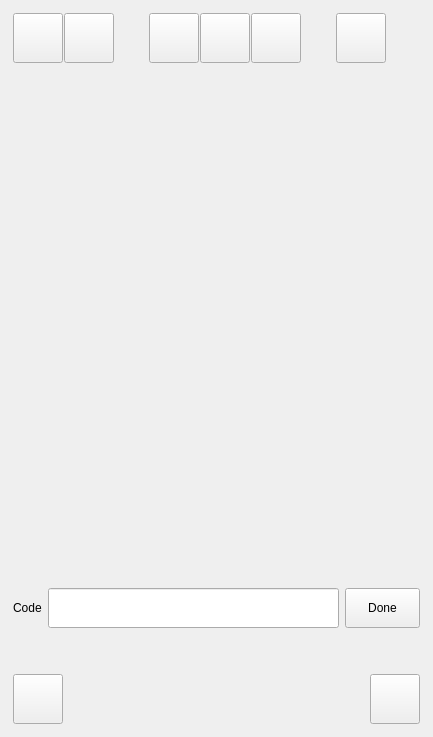
Before: the Qt Designer form digital_sketch_mapping_tool_dockwidget_base.ui in Esk-Spatial/QGIS_forest_health_sketch_tool, drawn with Qt 5.
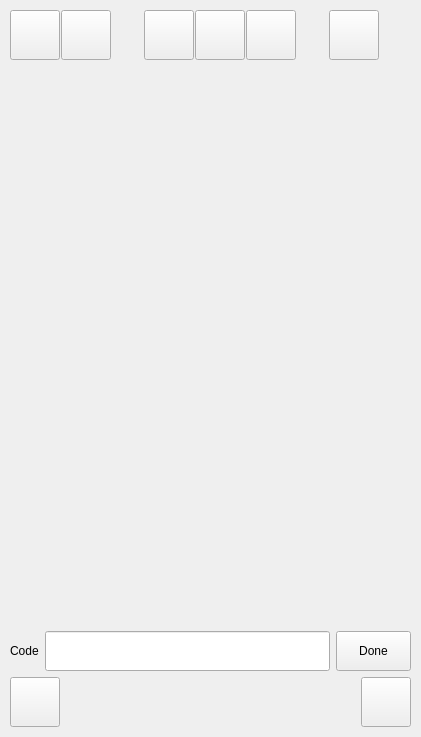
After: the same form once the commit is applied. Icons and pictures are not drawn.

Commit message: 515 changing the default button size. 516 changing the dock widget layout.

The edit to the form file:
```diff
--- a/digital_sketch_mapping_tool_dockwidget_base.ui
+++ b/digital_sketch_mapping_tool_dockwidget_base.ui
@@ -6,7 +6,7 @@
    <rect>
     <x>0</x>
     <y>0</y>
-    <width>433</width>
+    <width>421</width>
     <height>737</height>
    </rect>
   </property>
@@ -25,19 +25,19 @@
       </property>
       <layout class="QVBoxLayout" name="verticalLayout">
        <property name="spacing">
-        <number>2</number>
+        <number>1</number>
        </property>
        <property name="leftMargin">
-        <number>2</number>
+        <number>0</number>
        </property>
        <property name="topMargin">
-        <number>2</number>
+        <number>0</number>
        </property>
        <property name="rightMargin">
-        <number>2</number>
+        <number>0</number>
        </property>
        <property name="bottomMargin">
-        <number>2</number>
+        <number>0</number>
        </property>
        <item>
         <widget class="QFrame" name="frame_2">
@@ -52,16 +52,16 @@
            <number>1</number>
           </property>
           <property name="leftMargin">
-           <number>2</number>
+           <number>1</number>
           </property>
           <property name="topMargin">
-           <number>2</number>
+           <number>1</number>
           </property>
           <property name="rightMargin">
-           <number>2</number>
+           <number>1</number>
           </property>
           <property name="bottomMargin">
-           <number>2</number>
+           <number>1</number>
           </property>
           <item>
            <widget class="QPushButton" name="zoomInPushButton">
@@ -328,8 +328,8 @@
            <rect>
             <x>0</x>
             <y>0</y>
-            <width>411</width>
-            <height>493</height>
+            <width>397</width>
+            <height>536</height>
            </rect>
           </property>
           <property name="minimumSize">
@@ -370,16 +370,16 @@
          </property>
          <layout class="QHBoxLayout" name="horizontalLayout_4">
           <property name="leftMargin">
-           <number>2</number>
+           <number>1</number>
           </property>
           <property name="topMargin">
-           <number>2</number>
+           <number>1</number>
           </property>
           <property name="rightMargin">
-           <number>2</number>
+           <number>1</number>
           </property>
           <property name="bottomMargin">
-           <number>2</number>
+           <number>1</number>
           </property>
           <item>
            <widget class="QLabel" name="label">
@@ -457,22 +457,6 @@
          </layout>
         </widget>
        </item>
-       <item>
-        <spacer name="verticalSpacer_2">
-         <property name="orientation">
-          <enum>Qt::Vertical</enum>
-         </property>
-         <property name="sizeType">
-          <enum>QSizePolicy::Fixed</enum>
-         </property>
-         <property name="sizeHint" stdset="0">
-          <size>
-           <width>20</width>
-           <height>40</height>
-          </size>
-         </property>
-        </spacer>
-       </item>
        <item>
         <widget class="QFrame" name="btnFrame">
          <property name="frameShape">
@@ -486,16 +470,16 @@
            <number>2</number>
           </property>
           <property name="leftMargin">
-           <number>2</number>
+           <number>1</number>
           </property>
           <property name="topMargin">
-           <number>2</number>
+           <number>4</number>
           </property>
           <property name="rightMargin">
-           <number>2</number>
+           <number>1</number>
           </property>
           <property name="bottomMargin">
-           <number>2</number>
+           <number>1</number>
           </property>
           <item>
            <widget class="QPushButton" name="settingPushButton">
```
The commit also changes 3 other files.
